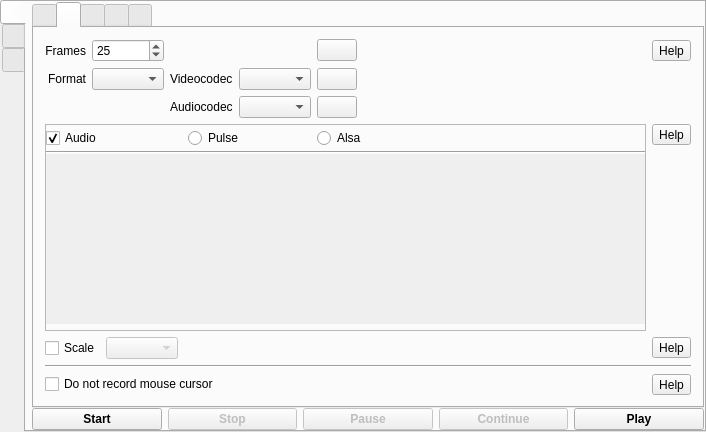
vkohaupt/vokoscreenNG, file src/mainwindow.ui: the form before one commit.
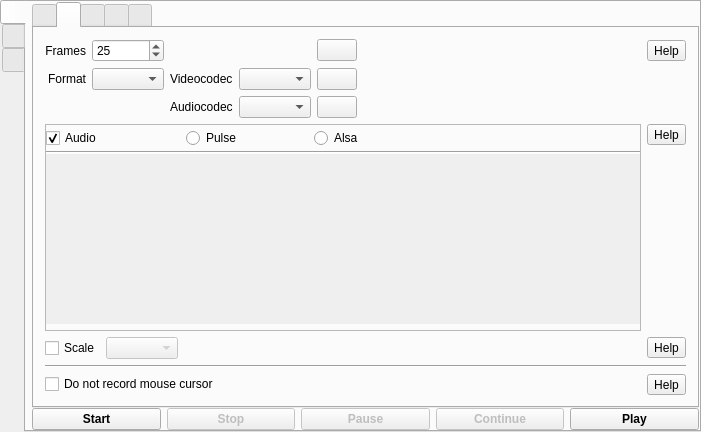
The form after the commit. The open tabs and pages were chosen to show the change. Icons and pictures are not drawn.

Diff of the .ui file:
```diff
--- a/src/mainwindow.ui
+++ b/src/mainwindow.ui
@@ -6,7 +6,7 @@
    <rect>
     <x>0</x>
     <y>0</y>
-    <width>706</width>
+    <width>701</width>
     <height>432</height>
    </rect>
   </property>
@@ -671,7 +671,7 @@
                      <rect>
                       <x>0</x>
                       <y>0</y>
-                      <width>507</width>
+                      <width>502</width>
                       <height>81</height>
                      </rect>
                     </property>
```
Left out of the diff: 4 changed lines with no effect on the pictures.
